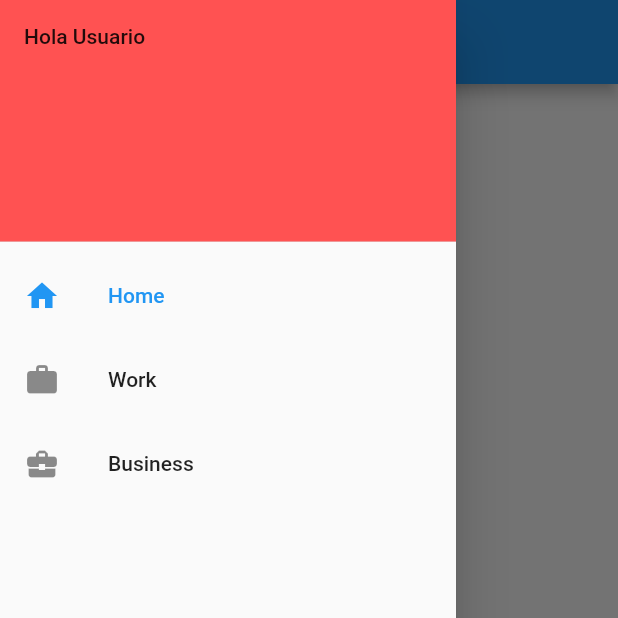
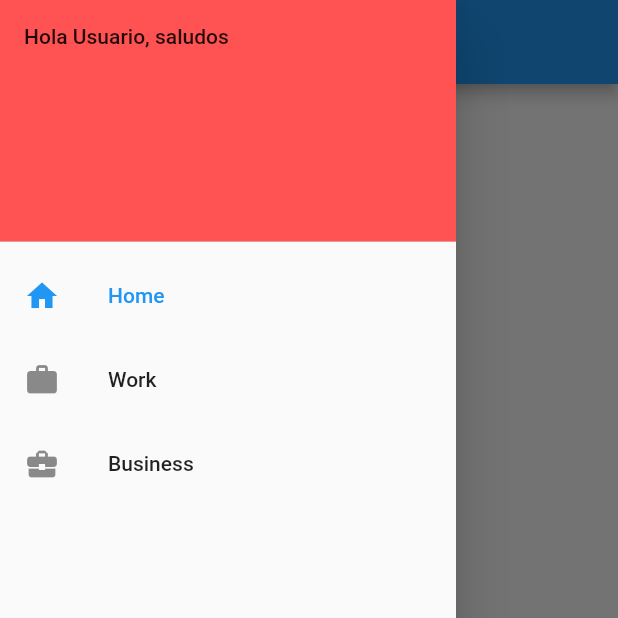
Before and after one commit to jannethsm31/basic_iuv3, a Flutter app: the screen it shows after launch, with the side drawer open, on a phone screen of 412 x 824 dp, the top half of it. Run offline on Flutter 3.47's test engine with Material 2 defaults, Android fonts, the light colour scheme and no system bars.

Commit message:
Prueba de IU

```diff
--- a/lib/main.dart
+++ b/lib/main.dart
@@ -52,7 +52,7 @@ class _HomePageState extends State<HomePage> {
           children: [
             const DrawerHeader(
                 decoration: BoxDecoration(color: Colors.redAccent),
-                child: Text("Hola Usuario")),
+                child: Text("Hola Usuario, saludos")),
             ListTile(
               leading: Icon(Icons.home),
               title: const Text("Home"),
```
